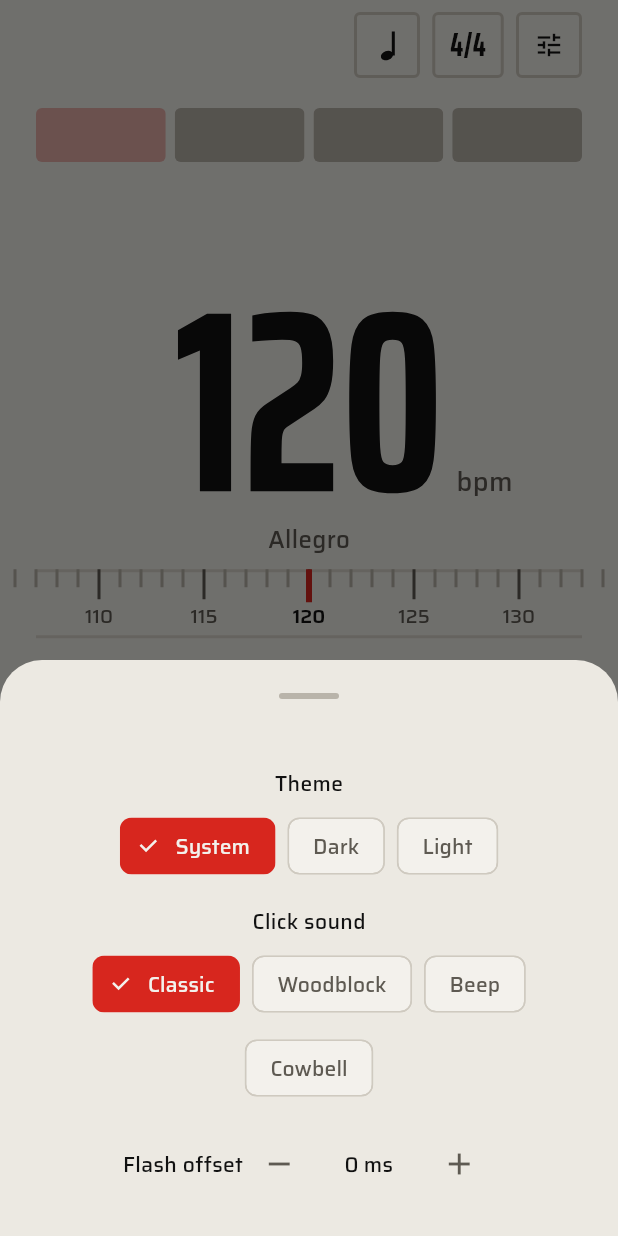
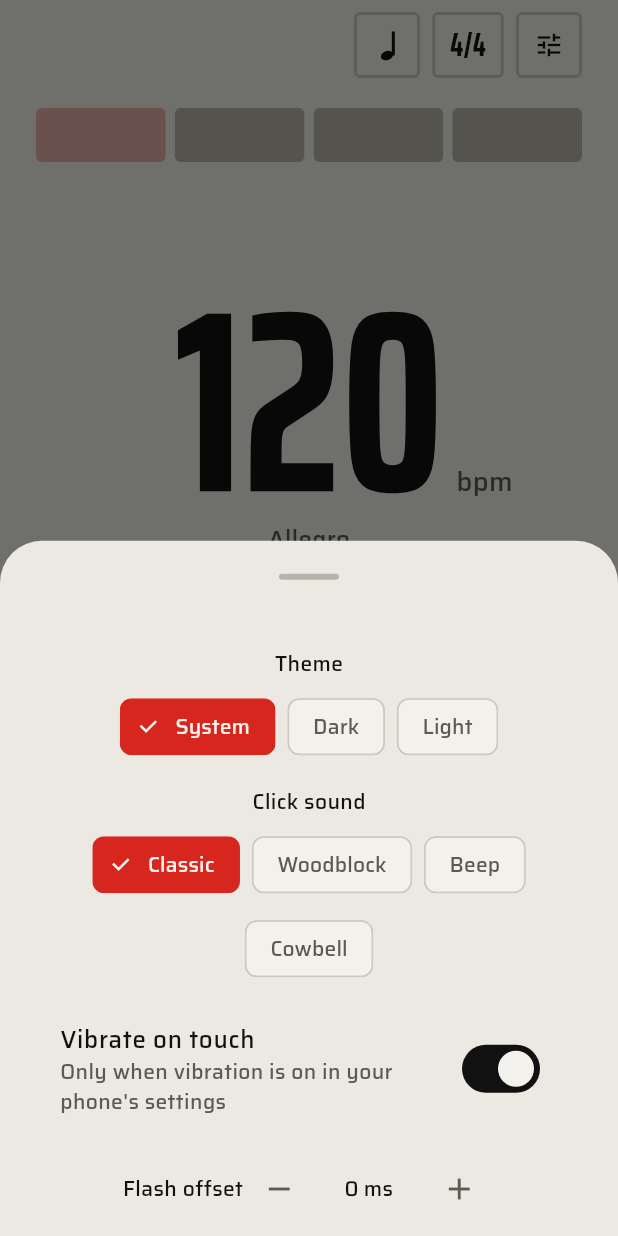
Before and after one commit to drormos/metra, a Flutter app: the screen it shows after launch, after a tap on "Start", after a tap on the "tune" icon, on a phone screen of 412 x 824 dp. Run offline on Flutter 3.47's test engine with Material 3 defaults, Android fonts, the phone set to English and light mode, and no system bars; our stand-ins replace audio_service, wakelock_plus; missing offline and left inert: audio_session, flutter_soloud.

Commit message:
feat: 'Vibrate on touch' setting gates all haptics
Default on, saved with the library; it can only turn haptics off.
Lives in the current settings sheet until the settings screen.

Co-Authored-By: Claude Opus 5.5 <noreply@anthropic.com>

```diff
--- a/lib/main.dart
+++ b/lib/main.dart
@@ -13,6 +13,7 @@ import 'src/controller/keep_awake.dart';
 import 'src/controller/library_controller.dart';
 import 'src/controller/metronome_controller.dart';
 import 'src/storage/library_store.dart';
+import 'src/ui/haptics.dart';
 import 'src/ui/metronome_screen.dart';
 import 'src/ui/theme.dart';
 
@@ -37,6 +38,12 @@ Future<void> main() async {
   if (controller != null) {
     library = await _loadLibrary();
     library?.attach(controller);
+    if (library case final library?) {
+      // "Vibrate on touch" gates every haptic.
+      void syncHaptics() => Haptics.enabled = library.vibrate;
+      syncHaptics();
+      library.addListener(syncHaptics);
+    }
     if (Platform.isAndroid) await _initAndroidBackground(controller, library);
   }
   runApp(
--- a/lib/src/controller/library_controller.dart
+++ b/lib/src/controller/library_controller.dart
@@ -24,6 +24,13 @@ class LibraryController extends ChangeNotifier {
 
   void setThemeMode(ThemeMode mode) {
     if (mode != themeMode) _update(_library.copyWith(themeMode: mode));
+  }
+
+  /// "Vibrate on touch" (default on).
+  bool get vibrate => _library.vibrate;
+
+  void setVibrate(bool on) {
+    if (on != vibrate) _update(_library.copyWith(vibrate: on));
   }
 
   List<Song> get songs => _library.songs;
--- a/lib/src/model/library.dart
+++ b/lib/src/model/library.dart
@@ -91,6 +91,7 @@ class Library {
     required this.visualOffset,
     this.clickSound = ClickSound.classic,
     this.themeMode = ThemeMode.system,
+    this.vibrate = true,
     this.activeSetlistId,
     this.currentSongId,
     this.currentPosition = -1,
@@ -117,6 +118,10 @@ class Library {
   /// System (follow the OS), dark or light.
   final ThemeMode themeMode;
 
+  /// "Vibrate on touch": can only turn haptics off; the phone's own
+  /// vibration setting still applies.
+  final bool vibrate;
+
   /// The loaded setlist; null is Free play (the first-launch default).
   final String? activeSetlistId;
 
@@ -133,6 +138,7 @@ class Library {
     Duration? visualOffset,
     ClickSound? clickSound,
     ThemeMode? themeMode,
+    bool? vibrate,
   }) => Library(
     songs: songs ?? this.songs,
     setlists: setlists ?? this.setlists,
@@ -141,6 +147,7 @@ class Library {
     visualOffset: visualOffset ?? this.visualOffset,
     clickSound: clickSound ?? this.clickSound,
     themeMode: themeMode ?? this.themeMode,
+    vibrate: vibrate ?? this.vibrate,
     activeSetlistId: activeSetlistId,
     currentSongId: currentSongId,
     currentPosition: currentPosition,
@@ -160,6 +167,7 @@ class Library {
     visualOffset: visualOffset,
     clickSound: clickSound,
     themeMode: themeMode,
+    vibrate: vibrate,
     activeSetlistId: setlistId,
     currentSongId: songId,
     currentPosition: position,
@@ -172,6 +180,7 @@ class Library {
     'visualOffsetMs': visualOffset.inMilliseconds,
     'clickSound': clickSound.name,
     'themeMode': themeMode.name,
+    'vibrate': vibrate,
     'activeSetlistId': activeSetlistId,
     'currentSongId': currentSongId,
     'currentPosition': currentPosition,
@@ -200,6 +209,7 @@ class Library {
           ClickSound.classic,
       themeMode:
           ThemeMode.values.asNameMap()[json['themeMode']] ?? ThemeMode.system,
+      vibrate: json['vibrate'] as bool? ?? true, // older files: on
       // Optional: older files open in Free play.
       activeSetlistId: json['activeSetlistId'] as String?,
       currentSongId: json['currentSongId'] as String?,
--- a/lib/src/ui/haptics.dart
+++ b/lib/src/ui/haptics.dart
@@ -2,14 +2,27 @@ import 'package:flutter/services.dart';
 
 /// The app's haptic vocabulary (ui-spec.md "Haptics"): only for touches,
 /// never on the beat or automatic events. Standard platform types, so the
-/// phone's own vibration setting decides whether they're felt.
+/// phone's own vibration setting decides whether they're felt, and
+/// [enabled] ("Vibrate on touch") can only turn them off.
 abstract final class Haptics {
+  /// The app's "Vibrate on touch" setting.
+  static bool enabled = true;
+
   /// Important stage actions: Start/Stop, a song change, lifting a row.
-  static void medium() => HapticFeedback.mediumImpact();
+  static void medium() {
+    if (enabled) HapticFeedback.mediumImpact();
+  }
 
   /// Small adjustments and selections. Not selectionClick: that is
   /// Android's CLOCK_TICK, too faint to feel on many phones.
-  static void tick() => HapticFeedback.lightImpact();
+  static void tick() {
+    if (enabled) HapticFeedback.lightImpact();
+  }
+
+  /// Firmer than [medium]: the tempo ruler locking an exact value.
+  static void firm() {
+    if (enabled) HapticFeedback.heavyImpact();
+  }
 
   /// Whether going from [from] to [to] lands on or passes a multiple of 5
   /// (counting [to], not [from]), in either direction.
--- a/lib/src/ui/metronome_screen.dart
+++ b/lib/src/ui/metronome_screen.dart
@@ -34,6 +34,7 @@ class MetronomeScreen extends StatelessWidget {
   static const tempoNameKey = Key('tempo-name');
   static const meterKey = Key('meter');
   static const subdivisionKey = Key('subdivision');
+  static const vibrateKey = Key('vibrate');
 
   @override
   Widget build(BuildContext context) {
@@ -433,6 +434,18 @@ class MetronomeScreen extends StatelessWidget {
               ],
               _soundPicker(Theme.of(context)),
               const SizedBox(height: 16),
+              if (library case final library?) ...[
+                SwitchListTile(
+                  key: vibrateKey,
+                  title: const Text('Vibrate on touch'),
+                  subtitle: const Text(
+                    "Only when vibration is on in your phone's settings",
+                  ),
+                  value: library.vibrate,
+                  onChanged: library.setVibrate,
+                ),
+                const SizedBox(height: 16),
+              ],
               _offsetControl(Theme.of(context)),
             ],
           ),
--- a/lib/src/ui/tempo_ruler.dart
+++ b/lib/src/ui/tempo_ruler.dart
@@ -3,7 +3,6 @@ import 'dart:math';
 
 import 'package:flutter/material.dart';
 import 'package:flutter/physics.dart';
-import 'package:flutter/services.dart';
 
 import '../controller/metronome_controller.dart';
 import 'haptics.dart';
@@ -249,7 +248,7 @@ class _TempoRulerState extends State<TempoRuler>
     _lockTimer?.cancel();
     _lockTimer = Timer(TempoRuler.lockDelay, () {
       _locked = true;
-      HapticFeedback.heavyImpact(); // distinct from the multiple-of-5 tick
+      Haptics.firm(); // distinct from the multiple-of-5 tick
     });
   }
 
```
Also changed, not shown: 3 other files.
